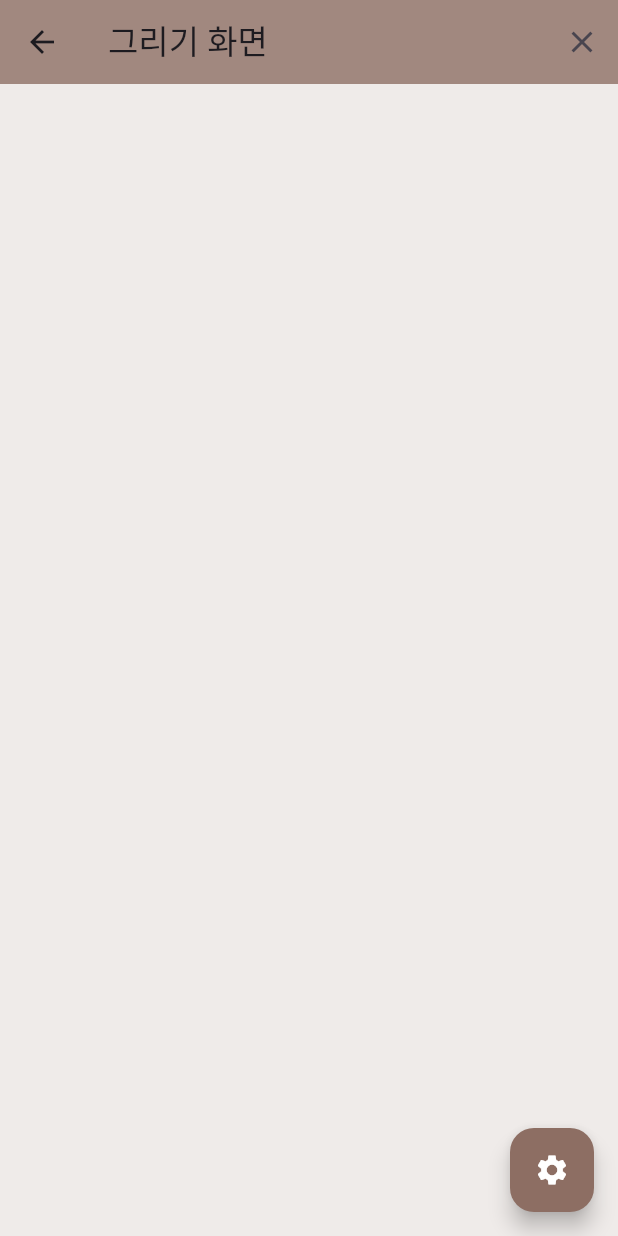
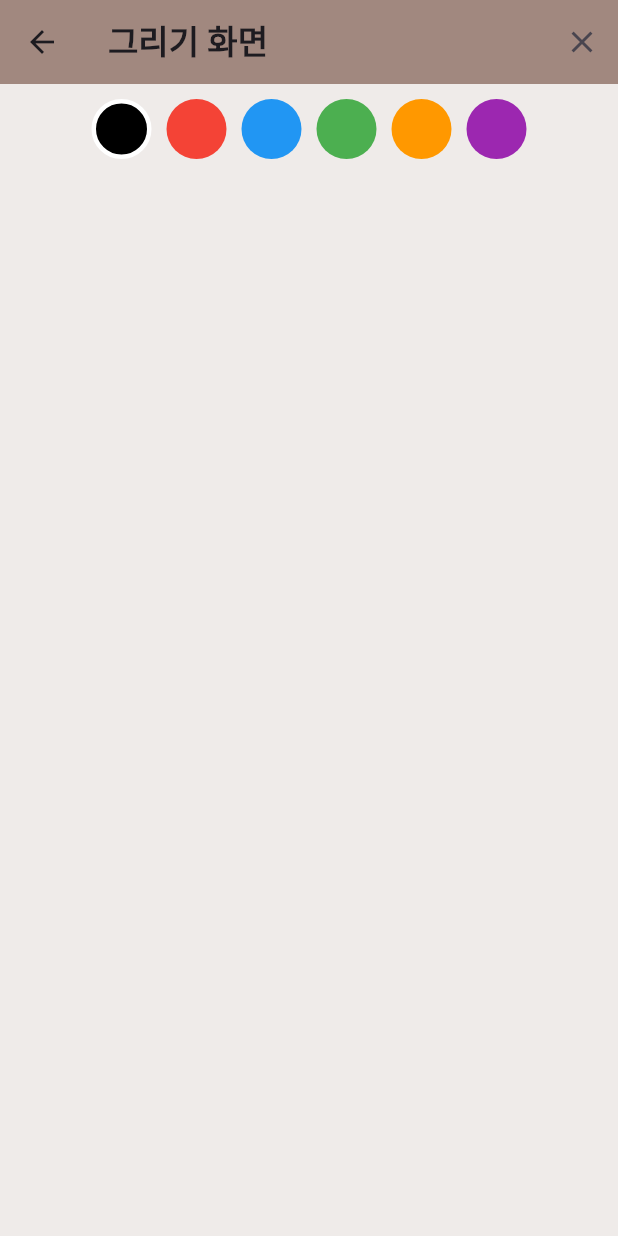
Before and after one commit to HwangOzz/Cafe-app, a Flutter app: the screen it shows after launch, after a tap on "그림 그리기", on a phone screen of 412 x 824 dp. Run offline on Flutter 3.47's test engine with Material 3 defaults, Android fonts, the light colour scheme and no system bars; our stand-ins replace google_fonts, image_picker.

Commit message:
Revert "브러쉬 크기조절,색상,간소화 UI"
This reverts commit b1150eec71ab39bc9c614052c4c9a9303c036976.

```diff
--- a/lib/main.dart
+++ b/lib/main.dart
@@ -22,45 +22,47 @@ class MainScreen extends StatelessWidget {
   @override
   Widget build(BuildContext context) {
     return Scaffold(
-      backgroundColor: Colors.brown[50],
+      backgroundColor: Colors.brown[50], // ✅ 배경을 부드러운 베이지 색상으로 변경
       body: Center(
         child: Container(
           width: MediaQuery.of(context).size.width * 0.9,
           height: MediaQuery.of(context).size.height * 0.85,
           decoration: BoxDecoration(
-            color: Colors.brown[100],
+            color: Colors.brown[100], // ✅ 내부 배경 색상 (카페 감성)
             borderRadius: BorderRadius.circular(30),
             boxShadow: [
-              BoxShadow(color: Colors.black26, blurRadius: 10, spreadRadius: 2),
+              BoxShadow(
+                color: Colors.black26,
+                blurRadius: 10,
+                spreadRadius: 2,
+              ),
             ],
           ),
           child: Column(
             children: [
               SizedBox(height: 40),
+              // ✅ "Cafe" 제목을 감성적인 느낌으로 변경
               Text(
                 "Cafe",
                 style: GoogleFonts.pacifico(
                   fontSize: 40,
                   fontWeight: FontWeight.bold,
-                  color: Colors.brown[800],
+                  color: Colors.brown[800], // ✅ 따뜻한 브라운 계열 색상
                 ),
               ),
               Spacer(),
+              // ✅ 감성적인 버튼 디자인 적용
               _buildButton(context, "이미지 선택", () {
-                Navigator.push(
-                  context,
-                  MaterialPageRoute(builder: (context) => ImagePickerScreen()),
-                );
+                Navigator.push(context, MaterialPageRoute(builder: (context) => ImagePickerScreen()));
               }),
               SizedBox(height: 20),
               _buildButton(context, "그림 그리기", () {
-                Navigator.push(
-                  context,
-                  MaterialPageRoute(builder: (context) => DrawScreen()),
-                );
+                Navigator.push(context, MaterialPageRoute(builder: (context) => DrawScreen()));
               }),
               SizedBox(height: 20),
-              _buildButton(context, "기타 기능", () {}),
+              _buildButton(context, "3번 버튼", () {
+                // ✅ 추가 기능 필요 시 여기에 작성
+              }),
               SizedBox(height: 40),
             ],
           ),
@@ -69,22 +71,25 @@ class MainScreen extends StatelessWidget {
     );
   }
 
-  Widget _buildButton(
-    BuildContext context,
-    String text,
-    VoidCallback onPressed,
-  ) {
-    return ElevatedButton(
+  // ✅ 감성적인 버튼 디자인 함수
+  Widget _buildButton(BuildContext context, String text, VoidCallback onPressed) {
+    return AnimatedContainer(
+      duration: Duration(milliseconds: 300), // ✅ 애니메이션 효과 추가
+      curve: Curves.easeInOut,
+      child: ElevatedButton(
         style: ElevatedButton.styleFrom(
-        backgroundColor: Colors.brown[300],
-        foregroundColor: Colors.white,
-        shape: RoundedRectangleBorder(borderRadius: BorderRadius.circular(20)),
-        padding: EdgeInsets.symmetric(horizontal: 40, vertical: 15),
+          backgroundColor: Colors.brown[300], // ✅ 따뜻한 브라운 계열
+          foregroundColor: Colors.white, // ✅ 텍스트 색상
+          shape: RoundedRectangleBorder(
+            borderRadius: BorderRadius.circular(20), // ✅ 부드러운 라운드 처리
+          ),
+          padding: EdgeInsets.symmetric(horizontal: 40, vertical: 15), // ✅ 버튼 크기 조정
         ),
         onPressed: onPressed,
         child: Text(
           text,
           style: GoogleFonts.lato(fontSize: 18, fontWeight: FontWeight.bold),
+        ),
       ),
     );
   }
@@ -101,9 +106,7 @@ class _ImagePickerScreenState extends State<ImagePickerScreen> {
 
   Future<void> pickImage() async {
     final ImagePicker picker = ImagePicker();
-    final XFile? pickedFile = await picker.pickImage(
-      source: ImageSource.gallery,
-    );
+    final XFile? pickedFile = await picker.pickImage(source: ImageSource.gallery);
 
     if (pickedFile != null) {
       setState(() {
@@ -118,29 +121,17 @@ class _ImagePickerScreenState extends State<ImagePickerScreen> {
       backgroundColor: Colors.brown[50], // ✅ 부드러운 배경색 적용
       appBar: AppBar(
         backgroundColor: Colors.brown[300],
-        title: Text(
-          '이미지 선택',
-          style: GoogleFonts.lato(fontSize: 22, fontWeight: FontWeight.bold),
-        ),
+        title: Text('이미지 선택', style: GoogleFonts.lato(fontSize: 22, fontWeight: FontWeight.bold)),
       ),
       body: Stack(
         children: [
           Center(
-            child:
-                _image != null
+            child: _image != null
                 ? ClipRRect(
                     borderRadius: BorderRadius.circular(20),
-                      child: Image.file(
-                        _image!,
-                        width: 300,
-                        height: 300,
-                        fit: BoxFit.cover,
-                      ),
+                    child: Image.file(_image!, width: 300, height: 300, fit: BoxFit.cover),
                   )
-                    : Text(
-                      "이미지를 선택하세요!",
-                      style: GoogleFonts.lato(fontSize: 18),
-                    ),
+                : Text("이미지를 선택하세요!", style: GoogleFonts.lato(fontSize: 18)),
           ),
           Align(
             alignment: Alignment.bottomCenter,
@@ -152,10 +143,7 @@ class _ImagePickerScreenState extends State<ImagePickerScreen> {
                   padding: EdgeInsets.symmetric(horizontal: 40, vertical: 15),
                 ),
                 onPressed: pickImage,
-                child: Text(
-                  "갤러리에서 이미지 선택",
-                  style: GoogleFonts.lato(fontSize: 16),
-                ),
+                child: Text("갤러리에서 이미지 선택", style: GoogleFonts.lato(fontSize: 16)),
               ),
             ),
           ),
@@ -164,9 +152,6 @@ class _ImagePickerScreenState extends State<ImagePickerScreen> {
     );
   }
 }
-
-// ✅ 그림 그리기 화면 (DrawScreen)
-
 // ✅ 그림 그리기 화면 (DrawScreen)
 class DrawScreen extends StatefulWidget {
   @override
@@ -174,11 +159,9 @@ class DrawScreen extends StatefulWidget {
 }
 
 class _DrawScreenState extends State<DrawScreen> {
-  List<Map<String, dynamic>> lines = [];
-  List<Offset?> currentLine = [];
-  Color selectedColor = Colors.black;
-  double brushSize = 5.0;
-  bool isMenuOpen = false;
+  List<Map<String, dynamic>> lines = []; // ✅ 기존 선들의 색상을 유지하도록 Map 구조 사용
+  List<Offset?> currentLine = []; // ✅ 현재 그리고 있는 선
+  Color selectedColor = Colors.black; // ✅ 기본 색상을 검은색으로 설정
 
   @override
   Widget build(BuildContext context) {
@@ -186,7 +169,7 @@ class _DrawScreenState extends State<DrawScreen> {
       backgroundColor: Colors.brown[50],
       appBar: AppBar(
         backgroundColor: Colors.brown[300],
-        title: Text("그리기 화면"),
+        title: Text("그리기 화면", style: TextStyle(fontSize: 22, fontWeight: FontWeight.bold)),
         actions: [
           IconButton(
             icon: Icon(Icons.clear),
@@ -199,118 +182,54 @@ class _DrawScreenState extends State<DrawScreen> {
           ),
         ],
       ),
-      body: Stack(
+      body: Column(
         children: [
-          RepaintBoundary(
+          _buildColorPalette(),
+          Expanded(
             child: GestureDetector(
               behavior: HitTestBehavior.translucent,
               onPanStart: (details) {
                 setState(() {
-                  currentLine = [details.localPosition];
+                  currentLine = [];
+                  Offset localPosition = details.localPosition; // ✅ 정확한 위치 사용
+                  currentLine.add(localPosition);
                 });
               },
               onPanUpdate: (details) {
                 setState(() {
-                  currentLine.add(details.localPosition);
-                  lines.add({
-                    "color": selectedColor,
-                    "brushSize": brushSize,
-                    "points": List<Offset?>.from(currentLine),
-                  });
+                  Offset localPosition = details.localPosition; // ✅ 정확한 위치 사용
+                  currentLine.add(localPosition);
                 });
               },
               onPanEnd: (details) {
                 setState(() {
+                  lines.add({
+                    "color": selectedColor,
+                    "points": List<Offset?>.from(currentLine)
+                  });
                   currentLine.clear();
                 });
               },
               child: CustomPaint(
-                painter: DrawPainter(
-                  lines,
-                  currentLine,
-                  selectedColor,
-                  brushSize,
-                ),
+                painter: DrawPainter(lines, currentLine, selectedColor),
                 size: Size.infinite,
-              ),
-            ),
-          ),
-
-          if (isMenuOpen)
-            Positioned(
-              right: 20,
-              bottom: 80,
-              child: Material(
-                color: Colors.white,
-                elevation: 5,
-                borderRadius: BorderRadius.circular(15),
-                child: Container(
-                  padding: EdgeInsets.all(10),
-                  width: 180,
-                  child: Column(
-                    mainAxisSize: MainAxisSize.min,
-                    children: [
-                      Text(
-                        "색상 선택",
-                        style: TextStyle(
-                          fontSize: 16,
-                          fontWeight: FontWeight.bold,
-                        ),
-                      ),
-                      SizedBox(height: 5),
-                      _buildColorPalette(),
-                      Divider(),
-                      Text(
-                        "브러쉬 크기",
-                        style: TextStyle(
-                          fontSize: 16,
-                          fontWeight: FontWeight.bold,
-                        ),
-                      ),
-                      _buildBrushSizeSlider(),
-                    ],
-                  ),
               ),
             ),
           ),
         ],
       ),
-      floatingActionButton: FloatingActionButton(
-        backgroundColor: Colors.brown[400],
-        child: Icon(
-          isMenuOpen ? Icons.close : Icons.settings,
-          color: Colors.white,
-        ),
-        onPressed: () {
-          setState(() {
-            isMenuOpen = !isMenuOpen;
-          });
-        },
-      ),
     );
   }
 
+  // ✅ 색상 선택 팔레트 UI
   Widget _buildColorPalette() {
-    List<Color> colors = [
-      Colors.black,
-      Colors.red,
-      Colors.blue,
-      Colors.green,
-      Colors.orange,
-      Colors.purple,
-      Colors.yellow,
-      Colors.pink,
-      Colors.cyan,
-      Colors.teal,
-      Colors.brown,
-      Colors.grey,
-    ];
+    List<Color> colors = [Colors.black, Colors.red, Colors.blue, Colors.green, Colors.orange, Colors.purple];
 
-    return Wrap(
-      spacing: 5,
-      runSpacing: 5,
-      children:
-          colors.map((color) {
+    return Padding(
+      padding: const EdgeInsets.symmetric(vertical: 10),
+      child: Row(
+        mainAxisAlignment: MainAxisAlignment.center,
+        children: colors.map((color) {
           return GestureDetector(
             onTap: () {
               setState(() {
@@ -318,52 +237,41 @@ class _DrawScreenState extends State<DrawScreen> {
               });
             },
             child: Container(
-                width: 30,
-                height: 30,
+              margin: EdgeInsets.symmetric(horizontal: 5),
+              width: 40,
+              height: 40,
               decoration: BoxDecoration(
                 color: color,
                 shape: BoxShape.circle,
-                  border:
-                      selectedColor == color
-                          ? Border.all(color: Colors.white, width: 3)
+                border: selectedColor == color
+                    ? Border.all(color: Colors.white, width: 3) // ✅ 선택한 색상 강조 표시
                     : null,
               ),
             ),
           );
         }).toList(),
-    );
-  }
-
-  Widget _buildBrushSizeSlider() {
-    return Slider(
-      value: brushSize,
-      min: 1.0,
-      max: 20.0,
-      divisions: 19,
-      label: "${brushSize.toStringAsFixed(1)} px",
-      onChanged: (value) {
-        setState(() {
-          brushSize = value;
-        });
-      },
+      ),
     );
   }
 }
 
+// ✅ 그림을 그리는 Painter 클래스
 class DrawPainter extends CustomPainter {
-  final List<Map<String, dynamic>> lines;
-  final List<Offset?> currentLine;
-  final Color currentColor;
-  final double brushSize;
+  final List<Map<String, dynamic>> lines; // ✅ 기존 선 목록 (각 선의 색상을 포함)
+  final List<Offset?> currentLine; // ✅ 현재 그리고 있는 선
+  final Color currentColor; // ✅ 현재 선택된 색상
 
-  DrawPainter(this.lines, this.currentLine, this.currentColor, this.brushSize);
+  DrawPainter(this.lines, this.currentLine, this.currentColor);
 
   @override
   void paint(Canvas canvas, Size size) {
-    Paint paint = Paint()..strokeCap = StrokeCap.round;
+    Paint paint = Paint()
+      ..strokeCap = StrokeCap.round
+      ..strokeWidth = 5.0;
+
+    // ✅ 기존 선 그리기 (이전 색상 유지)
     for (var line in lines) {
-      paint.color = line["color"];
-      paint.strokeWidth = line["brushSize"];
+      paint.color = line["color"]; // ✅ 저장된 선의 색상을 적용
       List<Offset?> points = List<Offset?>.from(line["points"]);
       for (int i = 0; i < points.length - 1; i++) {
         if (points[i] != null && points[i + 1] != null) {
@@ -371,8 +279,18 @@ class DrawPainter extends CustomPainter {
         }
       }
     }
+
+    // ✅ 현재 그리고 있는 선 그리기 (현재 선택한 색상 적용)
+    paint.color = currentColor;
+    for (int i = 0; i < currentLine.length - 1; i++) {
+      if (currentLine[i] != null && currentLine[i + 1] != null) {
+        canvas.drawLine(currentLine[i]!, currentLine[i + 1]!, paint);
+      }
+    }
   }
 
   @override
-  bool shouldRepaint(DrawPainter oldDelegate) => true;
+  bool shouldRepaint(DrawPainter oldDelegate) {
+    return true;
   }
+}
```
Lines whose indentation alone changed are shown as unchanged.
